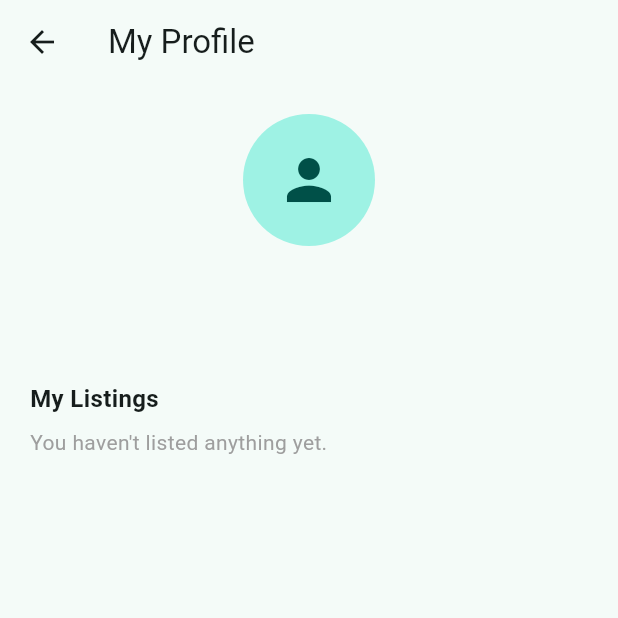
After one commit to Neurax1-05/swapcycle-barter-AI, a Flutter app: the screen it shows once a user with an empty profile is signed in, after a tap on the "person" icon, on a phone screen of 412 x 824 dp, the top half of it. The commit adds this screen. Run offline on Flutter 3.47's test engine with Material 3 defaults, Android fonts, the phone set to English and light mode, and no system bars; our stand-ins replace cloud_firestore, firebase_auth, firebase_core, google_sign_in; accounts and stored records are empty.

Commit message:
Add user profile and available items screens; implement user data synchronization on sign-in

```diff
--- a/swapcycle_ui/lib/main.dart
+++ b/swapcycle_ui/lib/main.dart
@@ -4,7 +4,9 @@ import 'package:firebase_core/firebase_core.dart';
 import 'package:flutter/material.dart';
 
 import 'auth_gate.dart';
+import 'available_items_screen.dart';
 import 'firebase_options.dart';
+import 'profile_screen.dart';
 
 Future<void> main() async {
   WidgetsFlutterBinding.ensureInitialized();
@@ -86,6 +88,20 @@ class ListingFeedScreen extends StatelessWidget {
         title: const Text('SwapCycle'),
         centerTitle: true,
         actions: [
+          // MY PROFILE
+          IconButton(
+            icon: const Icon(Icons.person),
+            tooltip: 'My Profile',
+            onPressed: () {
+              Navigator.push(
+                context,
+                MaterialPageRoute(
+                  builder: (context) => const ProfileScreen(),
+                ),
+              );
+            },
+          ),
+
           // MY MATCHES
           IconButton(
             icon: const Icon(Icons.sync_alt),
@@ -203,6 +219,38 @@ class ListingFeedScreen extends StatelessWidget {
                       MaterialPageRoute(
                         builder: (context) =>
                             const AddListingScreen(),
+                      ),
+                    );
+                  },
+                ),
+              ),
+
+              const SizedBox(height: 16),
+
+              // ==================================================
+              // BROWSE AVAILABLE ITEMS
+              // ==================================================
+
+              SizedBox(
+                height: 65,
+                child: ElevatedButton.icon(
+                  icon: const Icon(
+                    Icons.grid_view,
+                    size: 28,
+                  ),
+                  label: const Text(
+                    'Browse Available Items',
+                    style: TextStyle(
+                      fontSize: 18,
+                      fontWeight: FontWeight.bold,
+                    ),
+                  ),
+                  onPressed: () {
+                    Navigator.push(
+                      context,
+                      MaterialPageRoute(
+                        builder: (context) =>
+                            const AvailableItemsScreen(),
                       ),
                     );
                   },
--- /dev/null
+++ b/swapcycle_ui/lib/profile_screen.dart
@@ -0,0 +1,108 @@
+import 'package:cloud_firestore/cloud_firestore.dart';
+import 'package:firebase_auth/firebase_auth.dart';
+import 'package:flutter/material.dart';
+
+import 'main.dart'; // Listing model
+import 'users_service.dart';
+
+class ProfileScreen extends StatelessWidget {
+  const ProfileScreen({super.key});
+
+  @override
+  Widget build(BuildContext context) {
+    final user = FirebaseAuth.instance.currentUser;
+
+    if (user == null) {
+      return const Scaffold(body: Center(child: Text('Not logged in.')));
+    }
+
+    return Scaffold(
+      appBar: AppBar(title: const Text('My Profile')),
+      body: FutureBuilder<UserProfile?>(
+        future: UsersService.fetch(user.uid),
+        builder: (context, snapshot) {
+          if (!snapshot.hasData) {
+            return const Center(child: CircularProgressIndicator());
+          }
+
+          final profile = snapshot.data;
+          final name = profile?.displayName ?? user.displayName ?? 'Unknown';
+          final email = profile?.email ?? user.email ?? '';
+          final photoUrl = profile?.photoUrl ?? user.photoURL ?? '';
+
+          return ListView(
+            padding: const EdgeInsets.all(20),
+            children: [
+              Center(
+                child: Column(
+                  children: [
+                    CircleAvatar(
+                      radius: 44,
+                      backgroundImage:
+                          photoUrl.isNotEmpty ? NetworkImage(photoUrl) : null,
+                      child: photoUrl.isEmpty
+                          ? const Icon(Icons.person, size: 44)
+                          : null,
+                    ),
+                    const SizedBox(height: 12),
+                    Text(
+                      name,
+                      style: const TextStyle(
+                        fontSize: 20,
+                        fontWeight: FontWeight.bold,
+                      ),
+                    ),
+                    Text(email, style: const TextStyle(color: Colors.grey)),
+                  ],
+                ),
+              ),
+              const SizedBox(height: 28),
+              const Text(
+                'My Listings',
+                style: TextStyle(fontSize: 16, fontWeight: FontWeight.bold),
+              ),
+              const SizedBox(height: 8),
+              StreamBuilder<QuerySnapshot<Map<String, dynamic>>>(
+                stream: FirebaseFirestore.instance
+                    .collection('listings')
+                    .where('ownerId', isEqualTo: user.uid)
+                    .snapshots(),
+                builder: (context, snap) {
+                  if (!snap.hasData) {
+                    return const Padding(
+                      padding: EdgeInsets.symmetric(vertical: 12),
+                      child: LinearProgressIndicator(),
+                    );
+                  }
+
+                  final docs = snap.data!.docs;
+
+                  if (docs.isEmpty) {
+                    return const Text(
+                      "You haven't listed anything yet.",
+                      style: TextStyle(color: Colors.grey),
+                    );
+                  }
+
+                  return Column(
+                    children: docs.map((doc) {
+                      final listing = Listing.fromFirestore(doc);
+                      return Card(
+                        child: ListTile(
+                          title: Text(listing.item),
+                          subtitle: Text(
+                            '${listing.brand} • ${listing.condition} • ${listing.category}',
+                          ),
+                        ),
+                      );
+                    }).toList(),
+                  );
+                },
+              ),
+            ],
+          );
+        },
+      ),
+    );
+  }
+}
--- /dev/null
+++ b/swapcycle_ui/lib/users_service.dart
@@ -0,0 +1,59 @@
+import 'package:cloud_firestore/cloud_firestore.dart';
+import 'package:firebase_auth/firebase_auth.dart';
+
+class UserProfile {
+  final String uid;
+  final String displayName;
+  final String email;
+  final String photoUrl;
+
+  const UserProfile({
+    required this.uid,
+    required this.displayName,
+    required this.email,
+    required this.photoUrl,
+  });
+
+  factory UserProfile.fromFirestore(
+    DocumentSnapshot<Map<String, dynamic>> doc,
+  ) {
+    final data = doc.data()!;
+    return UserProfile(
+      uid: doc.id,
+      displayName: data['displayName'] as String? ?? 'Unknown',
+      email: data['email'] as String? ?? '',
+      photoUrl: data['photoUrl'] as String? ?? '',
+    );
+  }
+}
+
+class UsersService {
+  static final _users = FirebaseFirestore.instance.collection('users');
+
+  /// Call this right after a successful sign-in. Creates the user's doc
+  /// on first login, refreshes name/photo on every login after (in case
+  /// their Google profile changed). This IS the sign-up step — there's
+  /// no separate registration form since @qiu.edu.my Google accounts
+  /// are the identity source.
+  static Future<void> upsertFromAuth(User user) {
+    return _users.doc(user.uid).set({
+      'displayName':
+          user.displayName ?? user.email?.split('@').first ?? 'Unknown',
+      'email': user.email ?? '',
+      'photoUrl': user.photoURL ?? '',
+      'lastSeen': FieldValue.serverTimestamp(),
+    }, SetOptions(merge: true));
+  }
+
+  /// Simple in-memory cache so a screen with many listings doesn't
+  /// re-fetch the same owner's profile once per row.
+  static final Map<String, UserProfile?> _cache = {};
+
+  static Future<UserProfile?> fetch(String uid) async {
+    if (_cache.containsKey(uid)) return _cache[uid];
+    final doc = await _users.doc(uid).get();
+    final profile = doc.exists ? UserProfile.fromFirestore(doc) : null;
+    _cache[uid] = profile;
+    return profile;
+  }
+}
```
Also changed, not shown: swapcycle_ui/lib/available_items_screen.dart (added, +73 -0 lines), swapcycle_ui/lib/login_screen.dart (+9 -0 lines).
